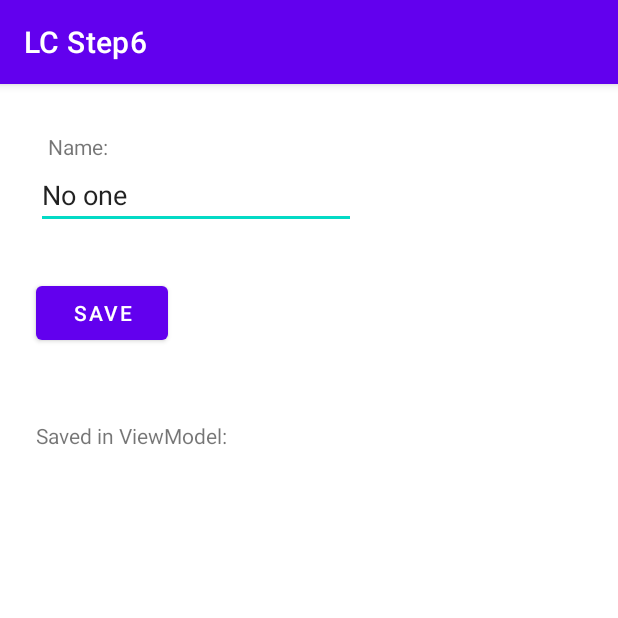
After one commit to phorvicheka-android-kotlin/kk-learn-android-life-cycles, an Android app: the SavedStateActivity screen opened directly, with no data from a screen before it, on a phone screen of 412 x 824 dp, the top half of it. The commit adds this screen. Run offline under Robolectric (Android 15) with nearby library versions, the phone set to English and light mode, and no system bars.

```diff
--- a/app/src/main/AndroidManifest.xml
+++ b/app/src/main/AndroidManifest.xml
@@ -58,6 +58,15 @@
                 <category android:name="android.intent.category.LAUNCHER" />
             </intent-filter>
         </activity>
+        <activity
+            android:name=".step6.SavedStateActivity"
+            android:label="LC Step6">
+            <intent-filter>
+                <action android:name="android.intent.action.MAIN" />
+
+                <category android:name="android.intent.category.LAUNCHER" />
+            </intent-filter>
+        </activity>
     </application>
 
 </manifest>
--- /dev/null
+++ b/app/src/main/java/com/example/kkandroidlifecycles/step6/SavedStateActivity.kt
@@ -0,0 +1,52 @@
+/*
+ * Copyright 2019, The Android Open Source Project
+ *
+ * Licensed under the Apache License, Version 2.0 (the "License");
+ * you may not use this file except in compliance with the License.
+ * You may obtain a copy of the License at
+ *
+ *      http://www.apache.org/licenses/LICENSE-2.0
+ *
+ * Unless required by applicable law or agreed to in writing, software
+ * distributed under the License is distributed on an "AS IS" BASIS,
+ * WITHOUT WARRANTIES OR CONDITIONS OF ANY KIND, either express or implied.
+ * See the License for the specific language governing permissions and
+ * limitations under the License.
+ */
+package com.example.kkandroidlifecycles.step6
+
+import android.os.Bundle
+import android.view.View
+import android.widget.EditText
+import android.widget.TextView
+import androidx.appcompat.app.AppCompatActivity
+import androidx.lifecycle.ViewModelProvider
+import com.example.kkandroidlifecycles.R
+
+/**
+ * Shows a simple form with a button and displays the value of a property in a ViewModel.
+ */
+class SavedStateActivity : AppCompatActivity() {
+    private var mSavedStateViewModel: SavedStateViewModel? = null
+    override fun onCreate(savedInstanceState: Bundle?) {
+        super.onCreate(savedInstanceState)
+        setContentView(R.layout.saved_state_activity)
+
+        // Obtain the ViewModel
+        mSavedStateViewModel = ViewModelProvider(this).get(SavedStateViewModel::class.java)
+
+        // Show the ViewModel property's value in a TextView
+        mSavedStateViewModel!!.name.observe(
+            this,
+            { savedString ->
+                (findViewById<View>(R.id.saved_vm_tv) as TextView).text =
+                    getString(R.string.saved_in_vm, savedString)
+            })
+
+        // Save button
+        findViewById<View>(R.id.save_bt).setOnClickListener {
+            val newName = (findViewById<View>(R.id.name_et) as EditText).text.toString()
+            mSavedStateViewModel!!.saveNewName(newName)
+        }
+    }
+}
--- /dev/null
+++ b/app/src/main/java/com/example/kkandroidlifecycles/step6/SavedStateViewModel.kt
@@ -0,0 +1,34 @@
+/*
+ * Copyright 2019, The Android Open Source Project
+ *
+ * Licensed under the Apache License, Version 2.0 (the "License");
+ * you may not use this file except in compliance with the License.
+ * You may obtain a copy of the License at
+ *
+ *      http://www.apache.org/licenses/LICENSE-2.0
+ *
+ * Unless required by applicable law or agreed to in writing, software
+ * distributed under the License is distributed on an "AS IS" BASIS,
+ * WITHOUT WARRANTIES OR CONDITIONS OF ANY KIND, either express or implied.
+ * See the License for the specific language governing permissions and
+ * limitations under the License.
+ */
+package com.example.kkandroidlifecycles.step6
+
+import androidx.lifecycle.LiveData
+import androidx.lifecycle.MutableLiveData
+import androidx.lifecycle.ViewModel
+
+class SavedStateViewModel : ViewModel() {
+    // TODO: Create constructor and use the LiveData from SavedStateHandle.
+    internal val name = MutableLiveData<String>()
+
+    // Expose an immutable LiveData
+    fun getName(): LiveData<String> {
+        return name
+    }
+
+    fun saveNewName(newName: String) {
+        name.value = newName
+    }
+}
--- /dev/null
+++ b/app/src/main/res/layout/saved_state_activity.xml
@@ -0,0 +1,70 @@
+<?xml version="1.0" encoding="utf-8"?>
+<!--
+  ~ Copyright 2019, The Android Open Source Project
+  ~
+  ~ Licensed under the Apache License, Version 2.0 (the "License");
+  ~ you may not use this file except in compliance with the License.
+  ~ You may obtain a copy of the License at
+  ~
+  ~      http://www.apache.org/licenses/LICENSE-2.0
+  ~
+  ~ Unless required by applicable law or agreed to in writing, software
+  ~ distributed under the License is distributed on an "AS IS" BASIS,
+  ~ WITHOUT WARRANTIES OR CONDITIONS OF ANY KIND, either express or implied.
+  ~ See the License for the specific language governing permissions and
+  ~ limitations under the License.
+  -->
+
+<androidx.constraintlayout.widget.ConstraintLayout
+    xmlns:android="http://schemas.android.com/apk/res/android"
+    xmlns:app="http://schemas.android.com/apk/res-auto"
+    xmlns:tools="http://schemas.android.com/tools"
+    android:id="@+id/container"
+    android:layout_width="match_parent"
+    android:layout_height="match_parent"
+    tools:context=".step6.SavedStateActivity">
+
+    <TextView
+        android:id="@+id/name_tv"
+        android:layout_width="wrap_content"
+        android:layout_height="wrap_content"
+        android:layout_marginStart="8dp"
+        android:layout_marginTop="32dp"
+        android:text="Name:"
+        app:layout_constraintBottom_toTopOf="@+id/name_et"
+        app:layout_constraintStart_toStartOf="@+id/name_et"
+        app:layout_constraintTop_toTopOf="parent"
+        app:layout_constraintVertical_chainStyle="packed"
+        android:layout_marginLeft="8dp" />
+
+    <EditText
+        android:id="@+id/name_et"
+        android:layout_width="wrap_content"
+        android:layout_height="wrap_content"
+        android:layout_marginStart="24dp"
+        android:ems="10"
+        android:inputType="textPersonName"
+        android:text="@string/initial_name"
+        app:layout_constraintStart_toStartOf="parent"
+        app:layout_constraintTop_toBottomOf="@+id/name_tv"
+        android:layout_marginLeft="24dp" />
+
+    <Button
+        android:id="@+id/save_bt"
+        android:layout_width="wrap_content"
+        android:layout_height="48dp"
+        android:layout_marginTop="32dp"
+        android:text="Save"
+        app:layout_constraintStart_toStartOf="@+id/name_et"
+        app:layout_constraintTop_toBottomOf="@+id/name_et" />
+
+    <TextView
+        android:id="@+id/saved_vm_tv"
+        android:layout_width="wrap_content"
+        android:layout_height="wrap_content"
+        android:layout_marginTop="48dp"
+        android:text="Saved in ViewModel:"
+        app:layout_constraintStart_toStartOf="@+id/save_bt"
+        app:layout_constraintTop_toBottomOf="@+id/save_bt" />
+
+</androidx.constraintlayout.widget.ConstraintLayout>
--- a/app/src/main/res/values/strings.xml
+++ b/app/src/main/res/values/strings.xml
@@ -2,4 +2,6 @@
     <string name="app_name">kkAndroidLifeCycles</string>
     <string name="seconds">%d seconds elapsed</string>
     <string name="location">Location</string>
+    <string name="saved_in_vm">Saved in ViewModel: %s</string>
+    <string name="initial_name">No one</string>
 </resources>
```
